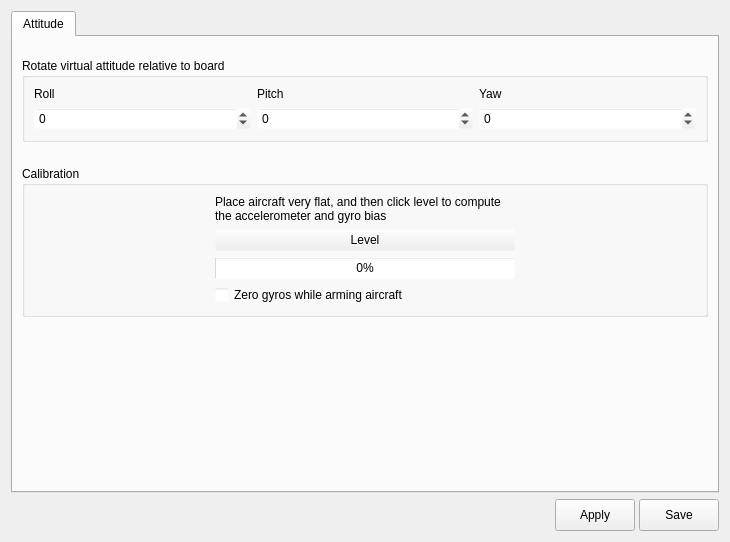
Old version of the form ground/openpilotgcs/src/plugins/config/ccattitude.ui in the repository openpilot/OpenPilot.
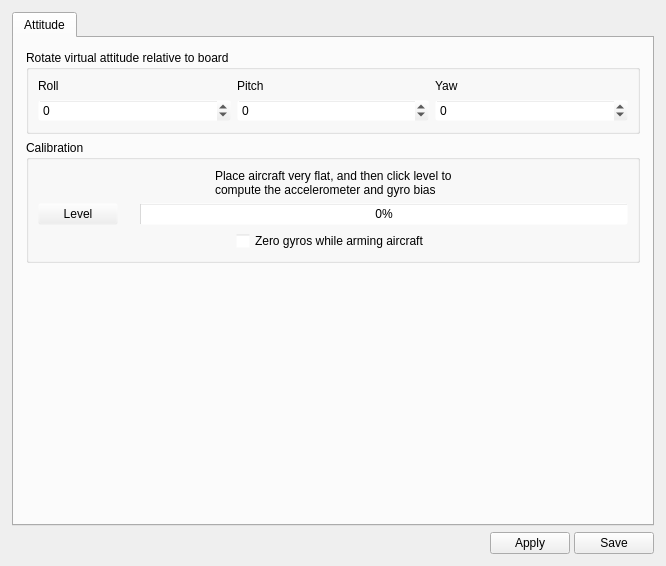
New version of the form. Icons and pictures are not drawn.

Patch:
```diff
--- a/ground/openpilotgcs/src/plugins/config/ccattitude.ui
+++ b/ground/openpilotgcs/src/plugins/config/ccattitude.ui
@@ -6,14 +6,17 @@
    <rect>
     <x>0</x>
     <y>0</y>
-    <width>730</width>
-    <height>542</height>
+    <width>666</width>
+    <height>566</height>
    </rect>
   </property>
   <property name="windowTitle">
    <string>Form</string>
   </property>
   <layout class="QVBoxLayout" name="verticalLayout_5">
+   <property name="margin">
+    <number>12</number>
+   </property>
    <item>
     <widget class="QTabWidget" name="tabWidget">
      <property name="currentIndex">
@@ -24,18 +27,9 @@
        <string>Attitude</string>
       </attribute>
       <layout class="QVBoxLayout" name="verticalLayout_3">
-       <property name="leftMargin">
+       <property name="margin">
         <number>0</number>
        </property>
-       <property name="topMargin">
-        <number>12</number>
-       </property>
-       <property name="rightMargin">
-        <number>0</number>
-       </property>
-       <property name="bottomMargin">
-        <number>12</number>
-       </property>
        <item>
         <widget class="QScrollArea" name="scrollArea">
          <property name="palette">
@@ -116,13 +110,16 @@
            <rect>
             <x>0</x>
             <y>0</y>
-            <width>700</width>
-            <height>418</height>
+            <width>636</width>
+            <height>483</height>
            </rect>
           </property>
           <layout class="QVBoxLayout" name="verticalLayout">
            <property name="spacing">
-            <number>24</number>
+            <number>6</number>
+           </property>
+           <property name="margin">
+            <number>12</number>
            </property>
            <item>
             <widget class="QGroupBox" name="groupBox">
@@ -198,38 +195,11 @@
              <property name="title">
               <string>Calibration</string>
              </property>
-             <layout class="QGridLayout" name="gridLayout_2" columnstretch="0,0,0,0">
-              <item row="2" column="3">
-               <spacer name="horizontalSpacer_5">
-                <property name="orientation">
-                 <enum>Qt::Horizontal</enum>
-                </property>
-                <property name="sizeHint" stdset="0">
-                 <size>
-                  <width>142</width>
-                  <height>20</height>
-                 </size>
-                </property>
-               </spacer>
-              </item>
-              <item row="3" column="2">
-               <spacer name="verticalSpacer">
-                <property name="orientation">
-                 <enum>Qt::Vertical</enum>
-                </property>
-                <property name="sizeType">
-                 <enum>QSizePolicy::Fixed</enum>
-                </property>
-                <property name="sizeHint" stdset="0">
-                 <size>
-                  <width>0</width>
-                  <height>10</height>
-                 </size>
-                </property>
-               </spacer>
-              </item>
-              <item row="1" column="3">
-               <spacer name="horizontalSpacer_4">
+             <layout class="QGridLayout" name="gridLayout_2">
+              <item row="0" column="0" colspan="3">
+               <layout class="QHBoxLayout" name="horizontalLayout_2">
+                <item>
+                 <spacer name="horizontalSpacer_2">
                 <property name="orientation">
                  <enum>Qt::Horizontal</enum>
                 </property>
@@ -241,20 +211,32 @@
                 </property>
                </spacer>
               </item>
-              <item row="2" column="1" colspan="2">
-               <widget class="QProgressBar" name="zeroBiasProgress">
-                <property name="minimumSize">
-                 <size>
-                  <width>300</width>
-                  <height>0</height>
-                 </size>
-                </property>
-                <property name="value">
-                 <number>0</number>
+                <item>
+                 <widget class="QLabel" name="label">
+                  <property name="text">
+                   <string>Place aircraft very flat, and then click level to compute the accelerometer and gyro bias</string>
+                  </property>
+                  <property name="wordWrap">
+                   <bool>true</bool>
                 </property>
                </widget>
               </item>
-              <item row="1" column="1" colspan="2">
+                <item>
+                 <spacer name="horizontalSpacer_3">
+                  <property name="orientation">
+                   <enum>Qt::Horizontal</enum>
+                  </property>
+                  <property name="sizeHint" stdset="0">
+                   <size>
+                    <width>40</width>
+                    <height>20</height>
+                   </size>
+                  </property>
+                 </spacer>
+                </item>
+               </layout>
+              </item>
+              <item row="1" column="0">
                <widget class="QPushButton" name="zeroBias">
                 <property name="maximumSize">
                  <size>
@@ -270,43 +252,51 @@
                 </property>
                </widget>
               </item>
-              <item row="1" column="0">
-               <spacer name="horizontalSpacer_2">
+              <item row="1" column="1">
+               <spacer name="horizontalSpacer_4">
                 <property name="orientation">
                  <enum>Qt::Horizontal</enum>
                 </property>
+                <property name="sizeType">
+                 <enum>QSizePolicy::Fixed</enum>
+                </property>
                 <property name="sizeHint" stdset="0">
                  <size>
-                  <width>173</width>
+                  <width>10</width>
                   <height>20</height>
                  </size>
                 </property>
                </spacer>
               </item>
-              <item row="2" column="0">
-               <spacer name="horizontalSpacer_3">
-                <property name="orientation">
-                 <enum>Qt::Horizontal</enum>
-                </property>
-                <property name="sizeHint" stdset="0">
+              <item row="1" column="2">
+               <widget class="QProgressBar" name="zeroBiasProgress">
+                <property name="minimumSize">
                  <size>
-                  <width>173</width>
-                  <height>20</height>
+                  <width>300</width>
+                  <height>0</height>
                  </size>
                 </property>
-               </spacer>
-              </item>
-              <item row="0" column="1" colspan="2">
-               <widget class="QLabel" name="label">
-                <property name="text">
-                 <string>Place aircraft very flat, and then click level to compute the accelerometer and gyro bias</string>
-                </property>
-                <property name="wordWrap">
-                 <bool>true</bool>
+                <property name="value">
+                 <number>0</number>
                 </property>
                </widget>
               </item>
-              <item row="3" column="1">
+              <item row="2" column="0" colspan="3">
+               <layout class="QHBoxLayout" name="horizontalLayout_3">
+                <item>
+                 <spacer name="horizontalSpacer_5">
+                  <property name="orientation">
+                   <enum>Qt::Horizontal</enum>
+                  </property>
+                  <property name="sizeHint" stdset="0">
+                   <size>
+                    <width>40</width>
+                    <height>20</height>
+                   </size>
+                  </property>
+                 </spacer>
+                </item>
+                <item>
                <widget class="QCheckBox" name="zeroGyroBiasOnArming">
                 <property name="toolTip">
                  <string>If enabled, a fast recalibration of gyro zero point will be done
@@ -318,6 +308,21 @@
                 </property>
                </widget>
               </item>
+                <item>
+                 <spacer name="horizontalSpacer_6">
+                  <property name="orientation">
+                   <enum>Qt::Horizontal</enum>
+                  </property>
+                  <property name="sizeHint" stdset="0">
+                   <size>
+                    <width>40</width>
+                    <height>20</height>
+                   </size>
+                  </property>
+                 </spacer>
+                </item>
+               </layout>
+              </item>
              </layout>
             </widget>
            </item>
@@ -400,7 +405,7 @@
        <property name="minimumSize">
         <size>
          <width>0</width>
-         <height>32</height>
+         <height>0</height>
         </size>
        </property>
        <property name="text">
@@ -413,7 +418,7 @@
        <property name="minimumSize">
         <size>
          <width>0</width>
-         <height>32</height>
+         <height>0</height>
         </size>
        </property>
        <property name="toolTip">
@@ -422,6 +427,12 @@
        <property name="text">
         <string>Save</string>
        </property>
+       <property name="iconSize">
+        <size>
+         <width>25</width>
+         <height>25</height>
+        </size>
+       </property>
       </widget>
      </item>
     </layout>
```
Lines whose indentation alone changed are shown as unchanged.
